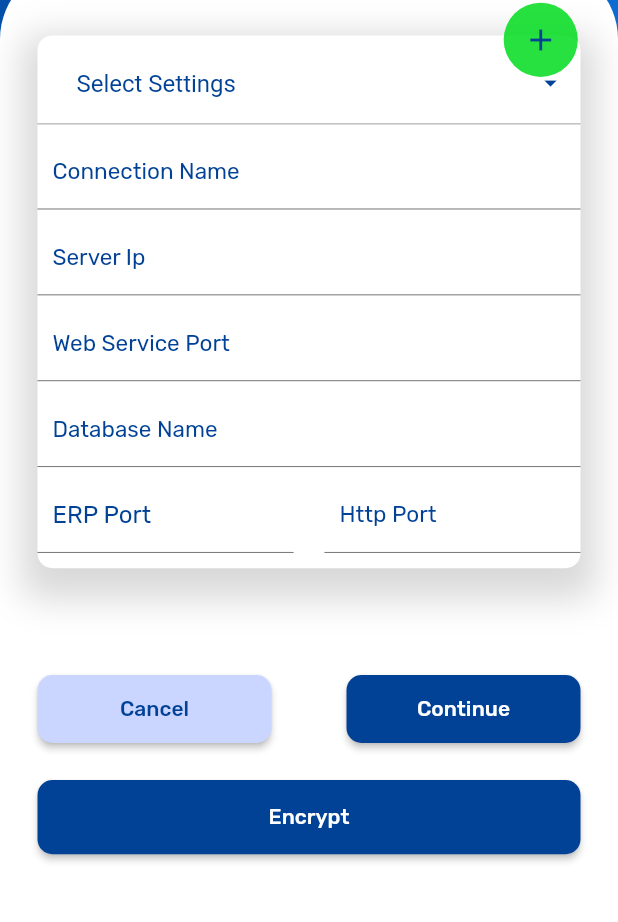
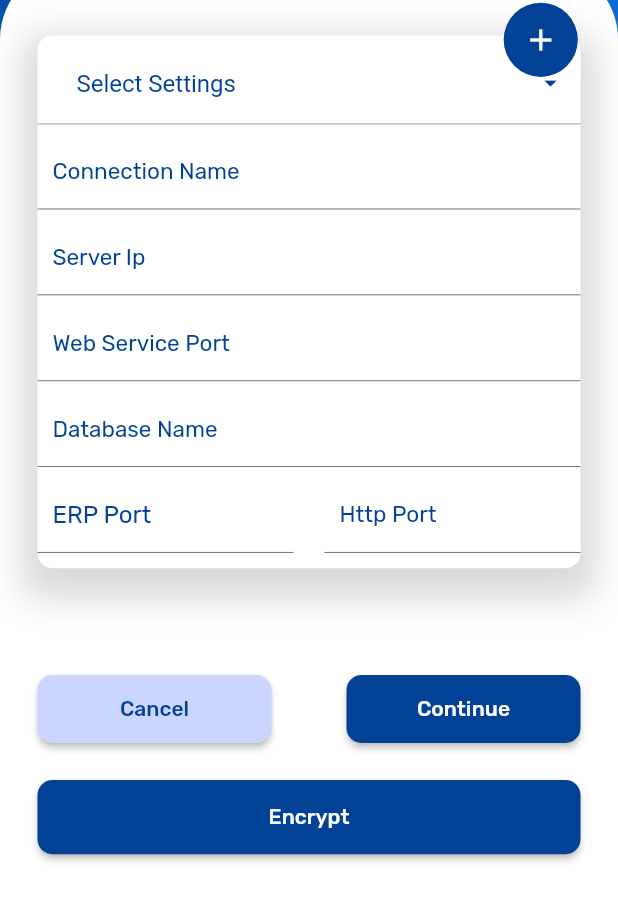
Before and after one commit to fasil2401/Axolon-ERP, a Flutter app: the screen it shows after launch, scrolled down 47 dp, on a phone screen of 412 x 824 dp, the part 283-1205 px from its top. Run offline on Flutter 3.47's test engine with Material 2 defaults, Android fonts, the phone set to English and light mode, and no system bars; drawn by our look-alikes of qr_flutter; our stand-ins replace dropdown_button2, flutter_svg, gallery_saver, get, package_info_plus, permission_handler and 3 more; missing offline and left inert: encrypt, qr_code_scanner; accounts and stored records are empty.

Commit message:
connection settings upgrade

```diff
--- a/lib/utils/Encryption/encryptor.dart
+++ b/lib/utils/Encryption/encryptor.dart
@@ -15,7 +15,7 @@ class EncryptData {
   }
 
   static decryptAES(text) {
-    final decrypted = encrypter.decrypt(text, iv: iv);
+    final decrypted = encrypter.decrypt64(text, iv: iv);
     print(decrypted);
     return decrypted;
   }
--- a/lib/view/connection_settings/connection_screen.dart
+++ b/lib/view/connection_settings/connection_screen.dart
@@ -6,6 +6,7 @@ import 'package:axolon_container/controller/app%20controls/local_settings_contro
 import 'package:axolon_container/controller/ui%20controls/password_controller.dart';
 import 'package:axolon_container/model/connection_qr_model.dart';
 import 'package:axolon_container/model/connection_setting_model.dart';
+import 'package:axolon_container/utils/Encryption/encryptor.dart';
 import 'package:axolon_container/utils/constants/asset_paths.dart';
 import 'package:axolon_container/utils/constants/colors.dart';
 import 'package:axolon_container/utils/date_formatter.dart';
@@ -128,7 +129,7 @@ class _ConnectionScreenState extends State<ConnectionScreen> {
   fillDataOnScan() async {
     var jsonData = connectionQrModelFromJson(widget.jsonData!);
     print(
-        'object issssssss+++++++++${utf8.decode(base64Url.decode(jsonData.connectionName!))}');
+        'object issssssss+++++++++${EncryptData.decryptAES(jsonData.connectionName)}');
   }
 
   prefillData() async {
@@ -594,11 +595,11 @@ class _ConnectionScreenState extends State<ConnectionScreen> {
                                           createNew();
                                         },
                                         child: CircleAvatar(
-                                          backgroundColor: AppColors.success,
+                                          backgroundColor: AppColors.primary,
                                           radius: width * 0.06,
                                           child: Icon(
                                             Icons.add,
-                                            color: AppColors.primary,
+                                            color: Colors.white,
                                           ),
                                         ),
                                       ),
--- a/pubspec.yaml
+++ b/pubspec.yaml
@@ -15,7 +15,7 @@ publish_to: 'none' # Remove this line if you wish to publish to pub.dev
 # In iOS, build-name is used as CFBundleShortVersionString while build-number used as CFBundleVersion.
 # Read more about iOS versioning at
 # https://developer.apple.com/library/archive/documentation/General/Reference/InfoPlistKeyReference/Articles/CoreFoundationKeys.html
-version: 2.8.291+291
+version: 2.8.300+300
 
 environment:
   sdk: ">=2.17.6 <3.0.0"
```
